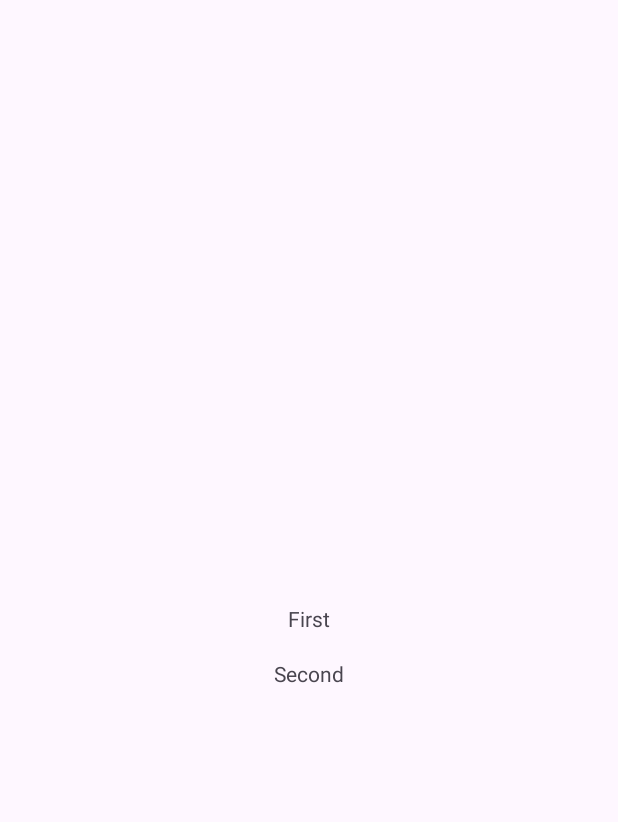
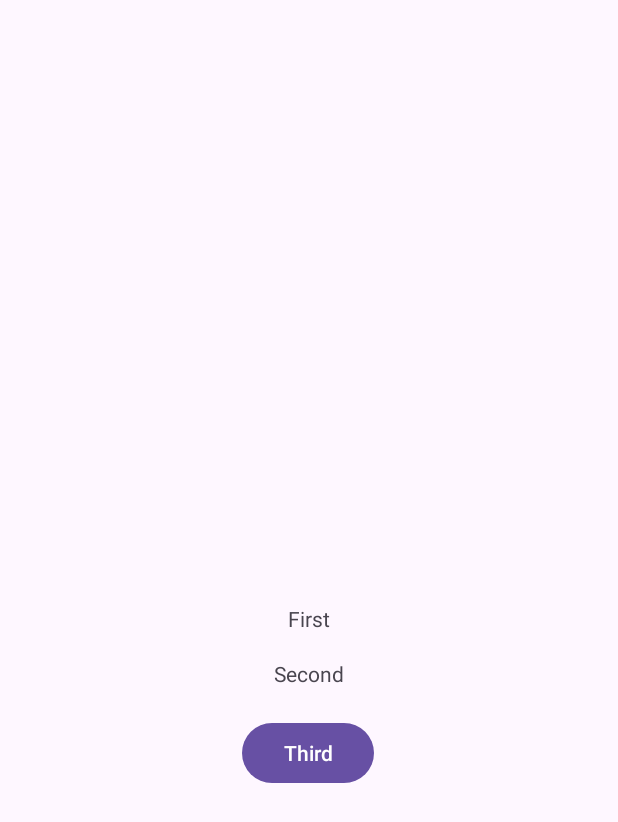
Before and after one commit to surreallie/StephenCyril-Penullar-block3-activity1, an Android app: the screen it shows after launch (MainActivity), on a phone screen of 412 x 824 dp. Before the commit the part shown is almost empty. Shown: the top 822 px of the screen. Run offline under Robolectric (Android 15) with nearby library versions, the phone set to English and light mode, and no system bars.

Commit message:
Third Commit

```diff
--- a/app/src/main/res/layout/activity_main.xml
+++ b/app/src/main/res/layout/activity_main.xml
@@ -25,4 +25,15 @@
         app:layout_constraintTop_toTopOf="parent"
         app:layout_constraintVertical_bias="0.546" />
 
+    <Button
+        android:layout_width="wrap_content"
+        android:layout_height="wrap_content"
+        android:text="Third"
+        app:layout_constraintBottom_toBottomOf="parent"
+        app:layout_constraintEnd_toEndOf="parent"
+        app:layout_constraintHorizontal_bias="0.498"
+        app:layout_constraintStart_toStartOf="parent"
+        app:layout_constraintTop_toTopOf="parent"
+        app:layout_constraintVertical_bias="0.616" />
+
 </androidx.constraintlayout.widget.ConstraintLayout>
```
